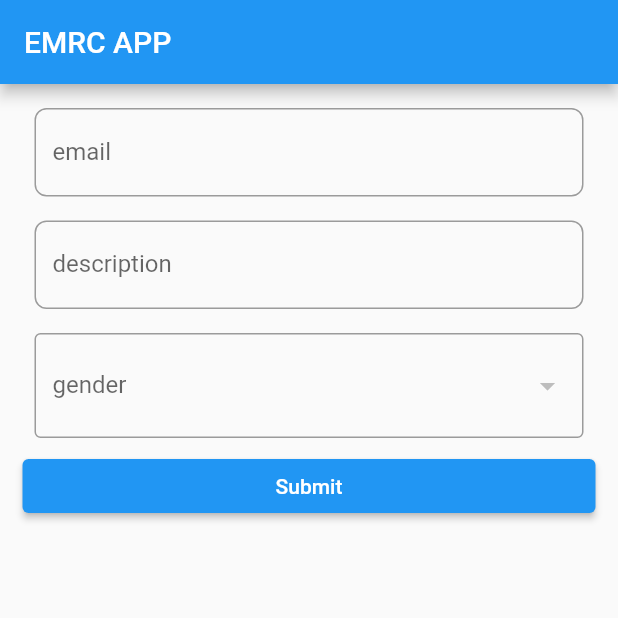
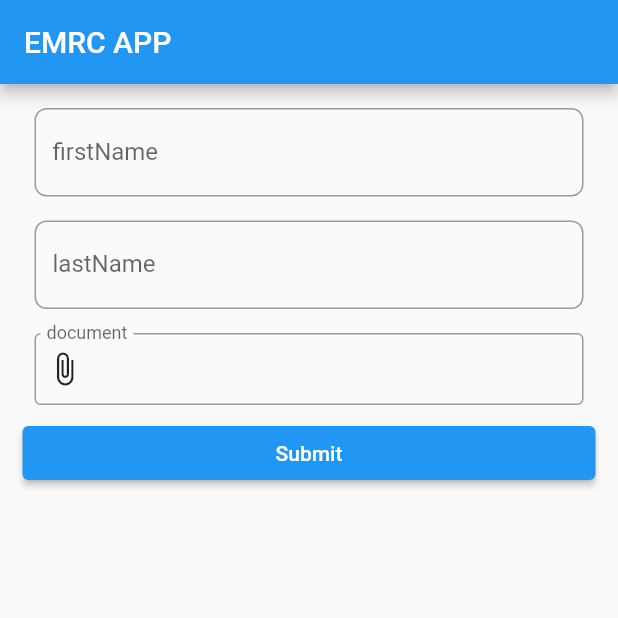
Before and after one commit to alizoort/form_builder, a Flutter app: the screen it shows after launch, on a phone screen of 412 x 824 dp, the top half of it. Run offline on Flutter 3.47's test engine with Material 2 defaults, Android fonts, the phone set to English and light mode, and no system bars; drawn by our look-alikes of flutter_form_builder; our stand-ins replace dio, file_picker, form_builder_validators, open_file, permission_handler; missing offline and left inert: dart:html; statements that could not run were skipped.

```diff
--- a/lib/boot_comp.dart
+++ b/lib/boot_comp.dart
@@ -1,12 +1,12 @@
 import 'package:flutter/material.dart';
 import 'package:flutter_localizations/flutter_localizations.dart';
 import 'package:form_builder_validators/localization/l10n.dart';
-import 'package:modee_emrc_app/services/electricity-service/electricity-service.dart';
-import 'package:modee_emrc_app/services/mineralextractionlicenserenewal-service/mineralextractionlicenserenewal-service.dart';
-import 'package:modee_emrc_app/shared/enums/screen_enum.dart';
+import 'package:modee_emrc_app/services/minerals-service/minerals-service.dart';
 import 'package:modee_emrc_app/shared/utility_service/navigation-service.dart';
 
 class BootComp extends StatelessWidget{
+  const BootComp({super.key});
+
   @override
   Widget build(BuildContext context) {
     return MaterialApp(
@@ -17,19 +17,14 @@ class BootComp extends StatelessWidget{
         ...GlobalMaterialLocalizations.delegates,
         GlobalWidgetsLocalizations.delegate,
       ],
-      initialRoute: '/${Screen.homeView.toShortString()}',
       navigatorKey: NavigationService.navigatorKey,
-      routes: {
-        '/${Screen.homeView.toShortString()}':(context){
-          return Scaffold(
-              appBar: AppBar(title: const Text("EMRC APP")),
-              body:  const Padding(
-                padding: EdgeInsets.only(left: 15,right: 15,top: 8,bottom: 8),
-                child: MineralExtractionLicenseRenewalEMRCService()
-              )
-          );
-        }
-      },
+      home:Scaffold(
+          appBar: AppBar(title: const Text("EMRC APP")),
+          body:   const Padding(
+              padding: EdgeInsets.only(left: 15,right: 15,top: 8,bottom: 8),
+              child   : MineralsEMRCService()
+          )
+      ),
       supportedLocales: FormBuilderLocalizations.supportedLocales,
     );
   }
--- a/lib/main.dart
+++ b/lib/main.dart
@@ -1,6 +1,5 @@
 import 'package:flutter/material.dart';
-import 'package:modee_emrc_app/services/electricity-service/electricity-provider.dart';
-import 'package:modee_emrc_app/services/mineralextractionlicenserenewal-service/mineralextractionlicenserenewal-provider.dart';
+import 'package:modee_emrc_app/services/minerals-service/minerals-provider.dart';
 import 'package:modee_emrc_app/shared/configurations/environment.dart';
 import 'package:provider/provider.dart';
 
@@ -22,10 +21,9 @@ class MyApp extends StatelessWidget {
   Widget build(BuildContext context) {
     return MultiProvider(
       providers:[
-        ChangeNotifierProvider(create: (context)=>ElectricityEMRCProvider()),
-        ChangeNotifierProvider(create: (context)=>MineralExtractionLicenseRenewalEMRCProvider())
+        ChangeNotifierProvider( create : (context)=> MineralsEMRCProvider())
         ],
-      child: BootComp()
+      child: const BootComp()
     );
   }
 }
--- a/lib/services/mineralextractionlicenserenewal-service/mineralextractionlicenserenewal-provider.dart
+++ /dev/null
@@ -1,4 +0,0 @@
-import 'package:modee_emrc_app/shared/providers/emrc-provider.dart';
-class MineralExtractionLicenseRenewalEMRCProvider extends EMRCProvider  {
-
-}
--- a/lib/services/mineralextractionlicenserenewal-service/mineralextractionlicenserenewal-controller.dart
+++ b/lib/services/minerals-service/minerals-controller.dart
@@ -6,15 +6,15 @@ import 'package:flutter/foundation.dart';
 import 'package:flutter/material.dart';
 import 'package:modee_emrc_app/shared/services/emrc-service.dart';
 import 'package:provider/provider.dart';
-import './mineralExtractionLicenseRenewal-provider.dart';
+import './minerals-provider.dart';
 import '../../shared/controllers/app-controller.dart';
 
-class MineralExtractionLicenseRenewalEMRCController extends AppController {
+class MineralsEMRCController extends AppController {
   BuildContext context;
-  late MineralExtractionLicenseRenewalEMRCProvider serviceProvider;
-  MineralExtractionLicenseRenewalEMRCController({required this.context}){
+  late MineralsEMRCProvider serviceProvider;
+  MineralsEMRCController({required this.context}){
      // Initialize you providers .....
-    serviceProvider = Provider.of<MineralExtractionLicenseRenewalEMRCProvider>(context,listen:false);
+    serviceProvider = Provider.of<MineralsEMRCProvider>(context,listen:false);
   }
   @override
   Future<String> initModule() async {
--- /dev/null
+++ b/lib/services/minerals-service/minerals-provider.dart
@@ -0,0 +1,4 @@
+import 'package:modee_emrc_app/shared/providers/emrc-provider.dart';
+class MineralsEMRCProvider extends EMRCProvider  {
+
+}
--- a/lib/services/mineralextractionlicenserenewal-service/mineralextractionlicenserenewal-service.dart
+++ b/lib/services/minerals-service/minerals-service.dart
@@ -4,27 +4,27 @@ import 'package:form_builder_validators/form_builder_validators.dart';
 import 'package:modee_emrc_app/shared/text_input_component/emrc_text_input_component.dart';
 import 'package:modee_emrc_app/shared/upload_component/emrc_upload_component.dart';
 import 'package:modee_emrc_app/shared/dropdown/dropdown_input_component.dart';
-import './mineralExtractionLicenseRenewal-controller.dart';
-import 'package:modee_emrc_app/services/mineralExtractionLicenseRenewal-service/mineralExtractionLicenseRenewal-provider.dart';
+import './minerals-controller.dart';
+import 'package:modee_emrc_app/services/minerals-service/minerals-provider.dart';
 import 'package:modee_emrc_app/shared/providers/emrc-provider.dart';
 import 'package:provider/provider.dart';
-class MineralExtractionLicenseRenewalEMRCService extends StatefulWidget {
-  const MineralExtractionLicenseRenewalEMRCService({super.key});
+class MineralsEMRCService extends StatefulWidget {
+  const MineralsEMRCService({super.key});
 
   @override
-  State<MineralExtractionLicenseRenewalEMRCService> createState() => _MineralExtractionLicenseRenewalEMRCServiceState();
+  State<MineralsEMRCService> createState() => _MineralsEMRCServiceState();
 }
 
-class _MineralExtractionLicenseRenewalEMRCServiceState extends State<MineralExtractionLicenseRenewalEMRCService> {
+class _MineralsEMRCServiceState extends State<MineralsEMRCService> {
   bool autoValidate = true;
   bool readOnly = false;
   final _formKey = GlobalKey<FormBuilderState>();
   void onChanged(dynamic val) => debugPrint(val.toString());
   @override
   Widget build(BuildContext context) {
-    EMRCProvider emrcProvider = Provider.of<MineralExtractionLicenseRenewalEMRCProvider>(context);
+    EMRCProvider emrcProvider = Provider.of<MineralsEMRCProvider>(context);
     return FutureBuilder(
-      future: MineralExtractionLicenseRenewalEMRCController(context: context).initModule(),
+      future: MineralsEMRCController(context: context).initModule(),
       builder: (BuildContext context,AsyncSnapshot<String> snapshot){
         return ListView(
         children: [
@@ -49,7 +49,7 @@ class _MineralExtractionLicenseRenewalEMRCServiceState extends State<MineralExtr
                           constraints: BoxConstraints(maxWidth: maxChildWidth),
                           child: Padding(
                             padding: const EdgeInsets.all(8.0),
-                            child: TextInputComponent(fieldName: 'email', label: 'email',validators: [  FormBuilderValidators.required(),
+                            child: TextInputComponent(fieldName: 'firstName', label: 'firstName',validators: [  FormBuilderValidators.required(),
                              ]),
                           ),
                         ),
@@ -57,18 +57,15 @@ class _MineralExtractionLicenseRenewalEMRCServiceState extends State<MineralExtr
                           constraints: BoxConstraints(maxWidth: maxChildWidth),
                           child: Padding(
                             padding: const EdgeInsets.all(8.0),
-                            child: TextInputComponent(fieldName: 'description', label: 'description',validators: [  FormBuilderValidators.required(),
+                            child: TextInputComponent(fieldName: 'lastName', label: 'lastName',validators: [  FormBuilderValidators.required(),
                              ]),
                           ),
                         ),
-                                                                                                                                                                                                     ConstrainedBox(
-                               constraints: BoxConstraints(maxWidth: maxChildWidth),
-                               child: const Padding(
-                               padding: EdgeInsets.all(8.0),
-                               child: DropdownInputComponent<String>(labelText:'gender',items: [],name: 'gender',),
-                            ),
-                         ),
-                                                                      ]
+                                                                                                                                                                            ConstrainedBox(constraints: BoxConstraints(maxWidth: maxChildWidth),child: Padding(
+                          padding: const EdgeInsets.all(8.0),
+                          child: UploadComponent (documentAccessor: emrcProvider,fieldName:'document',label:'document',validators:[FormBuilderValidators.required()]),
+                        )),
+                                                                                              ]
                   );
                 }
               )
```
Also changed, not shown: lib/TelosysTools/telosys.env, 2 other files.
